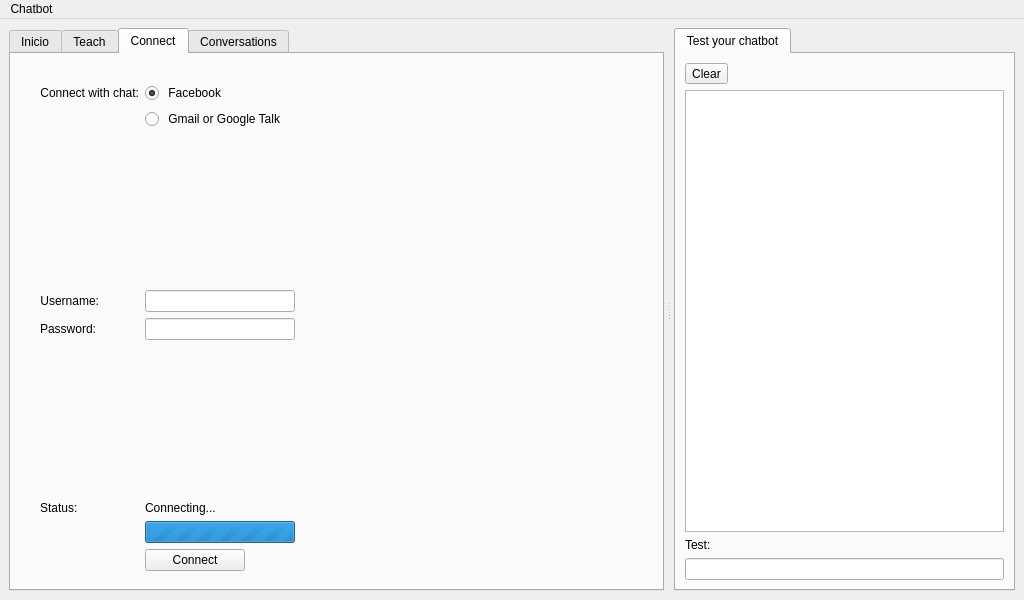
Old version of the form src/main-project/front-end/mainwindow.ui in the repository lvklabs/chatbot.
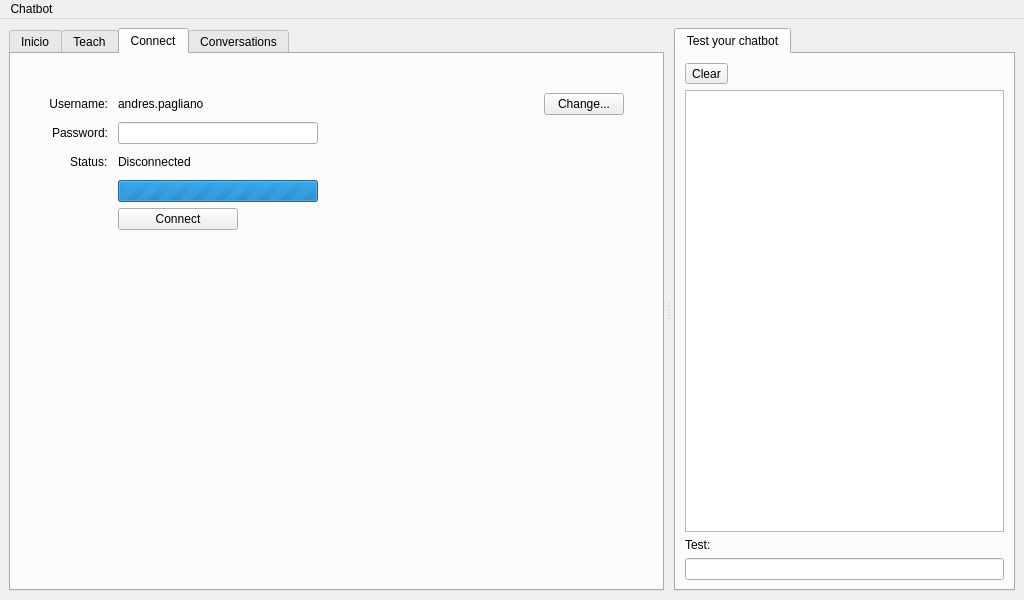
New version of the form. The open tabs and pages were chosen to show the change. Icons and pictures are not drawn. Custom widgets are drawn as their Qt base class.

Patch:
```diff
--- a/src/main-project/front-end/mainwindow.ui
+++ b/src/main-project/front-end/mainwindow.ui
@@ -687,7 +687,7 @@
             <number>1</number>
            </property>
            <property name="currentIndex">
-            <number>1</number>
+            <number>0</number>
            </property>
            <widget class="QWidget" name="connectionPage">
             <layout class="QGridLayout" name="gridLayout_11">
@@ -696,6 +696,12 @@
                <property name="fieldGrowthPolicy">
                 <enum>QFormLayout::AllNonFixedFieldsGrow</enum>
                </property>
+               <property name="labelAlignment">
+                <set>Qt::AlignRight|Qt::AlignTrailing|Qt::AlignVCenter</set>
+               </property>
+               <property name="horizontalSpacing">
+                <number>10</number>
+               </property>
                <property name="leftMargin">
                 <number>20</number>
                </property>
@@ -706,7 +712,7 @@
                 <number>20</number>
                </property>
                <item row="0" column="0">
-                <widget class="QLabel" name="connectWithChatLabel_3">
+                <widget class="QLabel" name="usernameLabel">
                  <property name="font">
                   <font>
                    <weight>50</weight>
@@ -714,7 +720,7 @@
                   </font>
                  </property>
                  <property name="text">
-                  <string>Account:</string>
+                  <string>Username:</string>
                  </property>
                  <property name="alignment">
                   <set>Qt::AlignRight|Qt::AlignTrailing|Qt::AlignVCenter</set>
@@ -734,7 +740,23 @@
                   </widget>
                  </item>
                  <item>
-                  <widget class="QLabel" name="label_6">
+                  <spacer name="horizontalSpacer_6">
+                   <property name="orientation">
+                    <enum>Qt::Horizontal</enum>
+                   </property>
+                   <property name="sizeType">
+                    <enum>QSizePolicy::Fixed</enum>
+                   </property>
+                   <property name="sizeHint" stdset="0">
+                    <size>
+                     <width>5</width>
+                     <height>20</height>
+                    </size>
+                   </property>
+                  </spacer>
+                 </item>
+                 <item>
+                  <widget class="QLabel" name="chatTypeIcon">
                    <property name="minimumSize">
                     <size>
                      <width>24</width>
@@ -784,7 +806,7 @@
                 </layout>
                </item>
                <item row="1" column="0">
-                <widget class="QLabel" name="passwordLabel_4">
+                <widget class="QLabel" name="passwordLabel">
                  <property name="sizePolicy">
                   <sizepolicy hsizetype="Expanding" vsizetype="Preferred">
                    <horstretch>0</horstretch>
@@ -800,10 +822,10 @@
                 </widget>
                </item>
                <item row="1" column="1">
-                <widget class="QLineEdit" name="passwordText_4">
+                <widget class="QLineEdit" name="passwordText">
                  <property name="maximumSize">
                   <size>
-                   <width>150</width>
+                   <width>200</width>
                    <height>16777215</height>
                   </size>
                  </property>
@@ -813,14 +835,14 @@
                 </widget>
                </item>
                <item row="2" column="0">
-                <widget class="QLabel" name="statusLabel_2">
+                <widget class="QLabel" name="statusLabel">
                  <property name="text">
                   <string>Status:</string>
                  </property>
                 </widget>
                </item>
                <item row="2" column="1">
-                <widget class="QLabel" name="connectionStatusLabel_2">
+                <widget class="QLabel" name="connectionStatusLabel">
                  <property name="minimumSize">
                   <size>
                    <width>0</width>
@@ -835,8 +857,8 @@
                  </property>
                 </widget>
                </item>
-               <item row="3" column="1">
-                <widget class="QPushButton" name="connectButton_2">
+               <item row="4" column="1">
+                <widget class="QPushButton" name="connectButton">
                  <property name="maximumSize">
                   <size>
                    <width>120</width>
@@ -848,200 +870,26 @@
                  </property>
                 </widget>
                </item>
+               <item row="3" column="1">
+                <widget class="QProgressBar" name="connectionProgressBar">
+                 <property name="maximumSize">
+                  <size>
+                   <width>200</width>
+                   <height>16777215</height>
+                  </size>
+                 </property>
+                 <property name="maximum">
+                  <number>0</number>
+                 </property>
+                 <property name="value">
+                  <number>0</number>
+                 </property>
+                </widget>
+               </item>
               </layout>
              </item>
             </layout>
            </widget>
-           <widget class="QWidget" name="oldConnectionPage">
-            <layout class="QFormLayout" name="chatTabFormLayout">
-             <property name="fieldGrowthPolicy">
-              <enum>QFormLayout::AllNonFixedFieldsGrow</enum>
-             </property>
-             <property name="leftMargin">
-              <number>20</number>
-             </property>
-             <property name="topMargin">
-              <number>20</number>
-             </property>
-             <item row="0" column="0">
-              <widget class="QLabel" name="connectWithChatLabel">
-               <property name="font">
-                <font>
-                 <weight>50</weight>
-                 <bold>false</bold>
-                </font>
-               </property>
-               <property name="text">
-                <string>Connect with chat:</string>
-               </property>
-               <property name="alignment">
-                <set>Qt::AlignRight|Qt::AlignTrailing|Qt::AlignVCenter</set>
-               </property>
-              </widget>
-             </item>
-             <item row="0" column="1">
-              <widget class="QRadioButton" name="fbChatRadio">
-               <property name="text">
-                <string> Facebook</string>
-               </property>
-               <property name="icon">
-                <iconset resource="../resources.qrc">
-                 <normaloff>:/icons/facebook_24x24.png</normaloff>:/icons/facebook_24x24.png</iconset>
-               </property>
-               <property name="iconSize">
-                <size>
-                 <width>24</width>
-                 <height>24</height>
-                </size>
-               </property>
-               <property name="checked">
-                <bool>true</bool>
-               </property>
-              </widget>
-             </item>
-             <item row="1" column="1">
-              <widget class="QRadioButton" name="gtalkChatRadio">
-               <property name="text">
-                <string> Gmail or Google Talk</string>
-               </property>
-               <property name="icon">
-                <iconset resource="../resources.qrc">
-                 <normaloff>:/icons/gmail_24x24.png</normaloff>:/icons/gmail_24x24.png</iconset>
-               </property>
-               <property name="iconSize">
-                <size>
-                 <width>24</width>
-                 <height>24</height>
-                </size>
-               </property>
-              </widget>
-             </item>
-             <item row="2" column="1">
-              <spacer name="chatTabSpacer">
-               <property name="orientation">
-                <enum>Qt::Vertical</enum>
-               </property>
-               <property name="sizeHint" stdset="0">
-                <size>
-                 <width>20</width>
-                 <height>20</height>
-                </size>
-               </property>
-              </spacer>
-             </item>
-             <item row="3" column="0">
-              <widget class="QLabel" name="usernameLabel">
-               <property name="text">
-                <string>Username:</string>
-               </property>
-               <property name="alignment">
-                <set>Qt::AlignRight|Qt::AlignTrailing|Qt::AlignVCenter</set>
-               </property>
-              </widget>
-             </item>
-             <item row="3" column="1">
-              <widget class="QLineEdit" name="usernameText">
-               <property name="maximumSize">
-                <size>
-                 <width>150</width>
-                 <height>16777215</height>
-                </size>
-               </property>
-              </widget>
-             </item>
-             <item row="4" column="0">
-              <widget class="QLabel" name="passwordLabel">
-               <property name="sizePolicy">
-                <sizepolicy hsizetype="Expanding" vsizetype="Preferred">
-                 <horstretch>0</horstretch>
-                 <verstretch>0</verstretch>
-                </sizepolicy>
-               </property>
-               <property name="text">
-                <string>Password:</string>
-               </property>
-               <property name="alignment">
-                <set>Qt::AlignRight|Qt::AlignTrailing|Qt::AlignVCenter</set>
-               </property>
-              </widget>
-             </item>
-             <item row="4" column="1">
-              <widget class="QLineEdit" name="passwordText">
-               <property name="maximumSize">
-                <size>
-                 <width>150</width>
-                 <height>16777215</height>
-                </size>
-               </property>
-               <property name="echoMode">
-                <enum>QLineEdit::Password</enum>
-               </property>
-              </widget>
-             </item>
-             <item row="5" column="1">
-              <spacer name="chatTabSpacer2">
-               <property name="orientation">
-                <enum>Qt::Vertical</enum>
-               </property>
-               <property name="sizeHint" stdset="0">
-                <size>
-                 <width>20</width>
-                 <height>5</height>
-                </size>
-               </property>
-              </spacer>
-             </item>
-             <item row="6" column="0">
-              <widget class="QLabel" name="statusLabel">
-               <property name="text">
-                <string>Status:</string>
-               </property>
-              </widget>
-             </item>
-             <item row="6" column="1">
-              <widget class="QLabel" name="connectionStatusLabel">
-               <property name="styleSheet">
-                <string notr="true"/>
-               </property>
-               <property name="text">
-                <string>Connecting...</string>
-               </property>
-              </widget>
-             </item>
-             <item row="7" column="1">
-              <widget class="QProgressBar" name="connectionProgressBar">
-               <property name="maximumSize">
-                <size>
-                 <width>150</width>
-                 <height>16777215</height>
-                </size>
-               </property>
-               <property name="maximum">
-                <number>0</number>
-               </property>
-               <property name="value">
-                <number>-1</number>
-               </property>
-               <property name="textVisible">
-                <bool>true</bool>
-               </property>
-              </widget>
-             </item>
-             <item row="8" column="1">
-              <widget class="QPushButton" name="connectButton">
-               <property name="maximumSize">
-                <size>
-                 <width>100</width>
-                 <height>16777215</height>
-                </size>
-               </property>
-               <property name="text">
-                <string>Connect</string>
-               </property>
-              </widget>
-             </item>
-            </layout>
-           </widget>
            <widget class="QWidget" name="chatConnectedPage">
             <layout class="QGridLayout" name="gridLayout_4">
              <item row="0" column="0">
```
Left out of the diff: 492 changed lines with no effect on the pictures.
